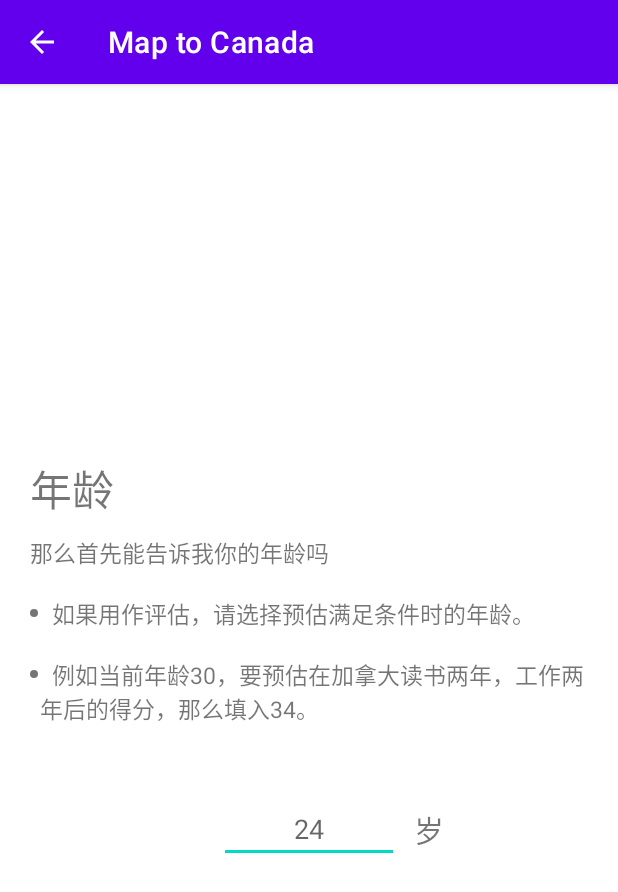
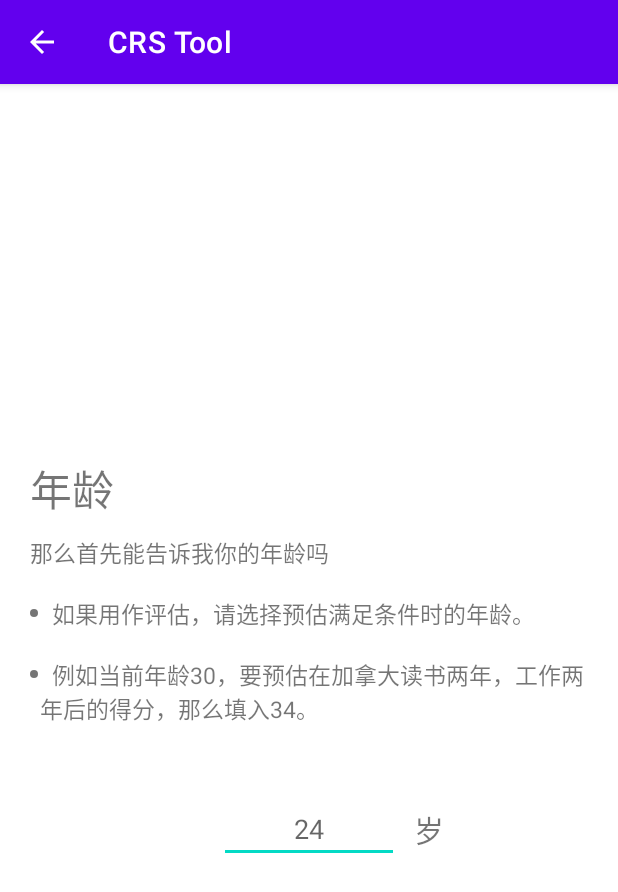
Before and after one commit to dl-maxwang/android_maptocanada, an Android app: the CrsRankingActivity screen opened directly, with no data from a screen before it, on a phone screen of 412 x 824 dp. Shown: the top 892 px of the screen. Run offline under Robolectric (Android 15) with nearby library versions, the phone set to English and light mode, and no system bars; our stand-ins replace data binding; network calls fail; 16 statements that could not run were skipped.

Commit message:
minor ui tweaks

```diff
--- a/app/src/main/java/com/zhen/maptocanada/ui/crs/CrsRankingActivity.java
+++ b/app/src/main/java/com/zhen/maptocanada/ui/crs/CrsRankingActivity.java
@@ -41,7 +41,7 @@ public class CrsRankingActivity extends AppCompatActivity {
         setContentView(crsRankingBinding.getRoot());
         setSummaryDialog();
         getSupportActionBar().setDisplayHomeAsUpEnabled(true);
-
+        getSupportActionBar().setTitle(R.string.crs_activity_displayed_title);
         vpCrs = crsRankingBinding.vpCrsRanking;
         adapter = new CrsRankingVPAdatper(this, userData);
         vpCrs.setAdapter(adapter);
--- a/app/src/main/res/values/strings.xml
+++ b/app/src/main/res/values/strings.xml
@@ -186,6 +186,7 @@
     <string name="crs_language1_reading_clb4">阅读 3.5 - clb4</string>
     <string name="crs_language1_writing_clb4">写作 4.0 - clb4</string>
     <string name="crs_language1_speaking__clb4">口语 4.0 - clb4</string>
+    <string name="crs_activity_displayed_title">CRS Tool</string>
 
     <string-array name="crs_foreign_work_exp_years">
         <item>@string/crs_foreign_work_less_than_1_year</item>
```
